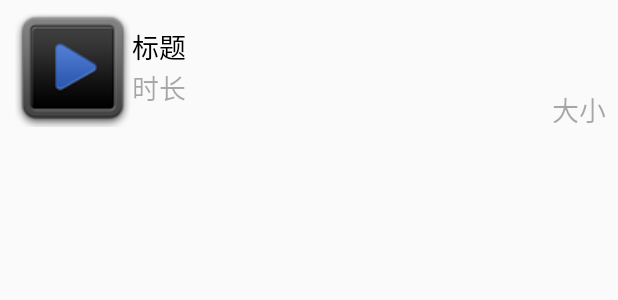
After one commit to username987654/MediaPlayer, an Android app: the layout local_video_item.xml on its own in the app's theme, with its tools: preview values and no code run, on a phone screen of 412 x 824 dp. The commit adds this screen. Shown: the top 300 px of the screen. Run offline under Robolectric (Android 15) with nearby library versions, the phone set to English and light mode, and no system bars.

Commit message:
本地视频列表

```diff
--- a/app/src/main/AndroidManifest.xml
+++ b/app/src/main/AndroidManifest.xml
@@ -1,6 +1,7 @@
 <?xml version="1.0" encoding="utf-8"?>
 <manifest xmlns:android="http://schemas.android.com/apk/res/android"
     package="com.atguigu.mediaplayer">
+    <uses-permission android:name="android.permission.READ_EXTERNAL_STORAGE"/>
 
     <application
         android:allowBackup="true"
--- a/app/src/main/java/page/LoadAudioPage.java
+++ b/app/src/main/java/page/LocalAudioPage.java
@@ -11,7 +11,7 @@ import fragment.Fragment;
  * Created by HaoMeng on 2017/5/21.
  */
 
-public class LoadAudioPage extends Fragment {
+public class LocalAudioPage extends Fragment {
     private TextView tv;
     @Override
     public View initView() {
--- /dev/null
+++ b/app/src/main/res/layout/local_video_item.xml
@@ -0,0 +1,56 @@
+<?xml version="1.0" encoding="utf-8"?>
+<RelativeLayout xmlns:android="http://schemas.android.com/apk/res/android"
+    android:layout_width="match_parent"
+    android:layout_height="100dp"
+    android:gravity="center_vertical">
+
+
+    <ImageView
+        android:id="@+id/iv_icon"
+        android:layout_width="80dp"
+        android:layout_height="80dp"
+        android:layout_centerVertical="true"
+        android:layout_marginLeft="8dp"
+        android:scaleType="fitXY"
+        android:src="@drawable/video_default_icon" />
+
+
+    <LinearLayout
+        android:layout_width="wrap_content"
+        android:layout_height="wrap_content"
+        android:layout_centerVertical="true"
+        android:layout_toRightOf="@id/iv_icon"
+        android:orientation="vertical">
+
+        <TextView
+            android:id="@+id/tv_name"
+            android:layout_width="wrap_content"
+            android:layout_height="wrap_content"
+            android:text="标题"
+            android:textColor="#000000"
+            android:textSize="18sp" />
+
+        <TextView
+            android:id="@+id/tv_duration"
+            android:layout_width="wrap_content"
+            android:layout_height="wrap_content"
+            android:text="时长"
+            android:textColor="#55000000"
+            android:textSize="18sp" />
+
+    </LinearLayout>
+
+    <TextView
+        android:id="@+id/tv_size"
+        android:layout_width="wrap_content"
+        android:layout_height="wrap_content"
+        android:layout_alignParentBottom="true"
+        android:layout_alignParentRight="true"
+        android:layout_marginBottom="8dp"
+        android:layout_marginRight="8dp"
+        android:text="大小"
+        android:textColor="#55000000"
+        android:textSize="18sp" />
+
+
+</RelativeLayout>
```
Also changed, not shown: app/src/main/java/adapter/BaseAdapter.java (added, +70 -0 lines), app/src/main/java/bean/LocalVideoInfo.java (added, +63 -0 lines), app/src/main/java/com/atguigu/mediaplayer/MainActivity.java (+4 -6 lines), app/src/main/java/page/LoadVideoPage.java (deleted, +0 -30 lines), app/src/main/java/page/LocalVideoPage.java (added, +91 -0 lines), app/src/main/java/utils/Utils.java (added, +40 -0 lines), app/src/main/res/layout/local_video_list.xml (added, +19 -0 lines), app/src/main/res/drawable-hdpi/video_default_icon.png (added).
